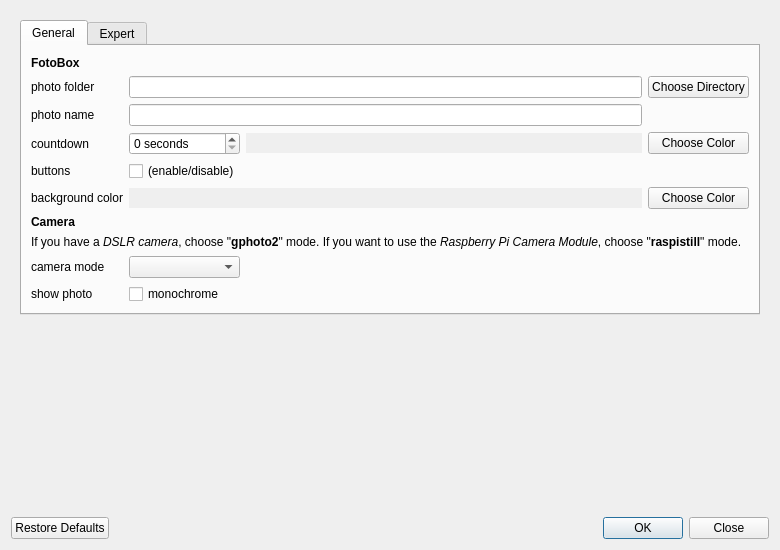
Old version of the form forms/preferences.ui in the repository tomikais/fotobox.
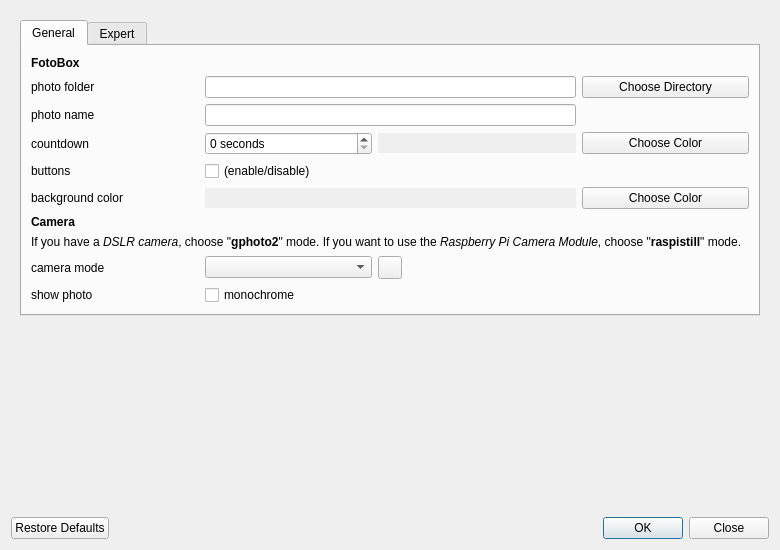
New version of the form.

Commit message: detect camera: add reload button, detect more then one camera, refactoring

Diff of the .ui file:
```diff
--- a/forms/preferences.ui
+++ b/forms/preferences.ui
@@ -41,14 +41,6 @@
       <bool>true</bool>
      </property>
      <widget class="QWidget" name="scrollAreaWidgetContents">
-      <property name="geometry">
-       <rect>
-        <x>0</x>
-        <y>0</y>
-        <width>756</width>
-        <height>486</height>
-       </rect>
-      </property>
       <property name="mouseTracking">
        <bool>true</bool>
       </property>
@@ -71,95 +63,27 @@
           <layout class="QVBoxLayout" name="verticalLayoutTabGeneral">
            <item>
             <layout class="QGridLayout" name="gridLayoutTabGeneral">
-             <item row="2" column="3">
-              <widget class="QPushButton" name="btnChooseDirectory">
+             <item row="7" column="0" colspan="5">
+              <widget class="QLabel" name="lblCameraInfo">
                <property name="text">
-                <string>Choose Directory</string>
+                <string>&lt;html&gt;&lt;head/&gt;&lt;body&gt;&lt;p&gt;If you have a &lt;span style=&quot; font-style:italic;&quot;&gt;DSLR camera&lt;/span&gt;, choose &amp;quot;&lt;span style=&quot; font-weight:600;&quot;&gt;gphoto2&lt;/span&gt;&amp;quot; mode. If you want to use the &lt;span style=&quot; font-style:italic;&quot;&gt;Raspberry Pi Camera Module&lt;/span&gt;, choose &amp;quot;&lt;span style=&quot; font-weight:600;&quot;&gt;raspistill&lt;/span&gt;&amp;quot; mode.&lt;/p&gt;&lt;/body&gt;&lt;/html&gt;</string>
                </property>
-              </widget>
-             </item>
-             <item row="4" column="2">
-              <widget class="QLineEdit" name="txtShowColorCD">
-               <property name="enabled">
-                <bool>false</bool>
-               </property>
-               <property name="focusPolicy">
-                <enum>Qt::NoFocus</enum>
-               </property>
-               <property name="frame">
-                <bool>false</bool>
-               </property>
-               <property name="alignment">
-                <set>Qt::AlignCenter</set>
-               </property>
-               <property name="readOnly">
+               <property name="wordWrap">
                 <bool>true</bool>
                </property>
               </widget>
              </item>
-             <item row="7" column="0">
-              <widget class="QLabel" name="lblCamera">
-               <property name="font">
-                <font>
-                 <weight>75</weight>
-                 <bold>true</bold>
-                </font>
-               </property>
-               <property name="text">
-                <string>Camera</string>
-               </property>
-              </widget>
-             </item>
-             <item row="2" column="0">
-              <widget class="QLabel" name="lblPhotoFolder">
-               <property name="text">
-                <string>photo folder</string>
-               </property>
-               <property name="buddy">
-                <cstring>btnChooseDirectory</cstring>
-               </property>
-              </widget>
-             </item>
-             <item row="6" column="3">
+             <item row="5" column="4">
               <widget class="QPushButton" name="btnChooseColorBG">
                <property name="text">
                 <string>Choose Color</string>
                </property>
               </widget>
              </item>
-             <item row="1" column="0">
-              <widget class="QLabel" name="lblGeneral">
-               <property name="font">
-                <font>
-                 <weight>75</weight>
-                 <bold>true</bold>
-                </font>
-               </property>
-               <property name="text">
-                <string>FotoBox</string>
-               </property>
-              </widget>
+             <item row="2" column="1" colspan="3">
+              <widget class="QLineEdit" name="txtPhotoName"/>
              </item>
-             <item row="6" column="1" colspan="2">
-              <widget class="QLineEdit" name="txtShowColorBG">
-               <property name="enabled">
-                <bool>false</bool>
-               </property>
-               <property name="focusPolicy">
-                <enum>Qt::NoFocus</enum>
-               </property>
-               <property name="frame">
-                <bool>false</bool>
-               </property>
-               <property name="alignment">
-                <set>Qt::AlignCenter</set>
-               </property>
-               <property name="readOnly">
-                <bool>true</bool>
-               </property>
-              </widget>
-             </item>
-             <item row="4" column="0">
+             <item row="3" column="0">
               <widget class="QLabel" name="lblCountdown">
                <property name="text">
                 <string>countdown</string>
@@ -169,61 +93,7 @@
                </property>
               </widget>
              </item>
-             <item row="8" column="0" colspan="4">
-              <widget class="QLabel" name="lblCameraInfo">
-               <property name="text">
-                <string>&lt;html&gt;&lt;head/&gt;&lt;body&gt;&lt;p&gt;If you have a &lt;span style=&quot; font-style:italic;&quot;&gt;DSLR camera&lt;/span&gt;, choose &amp;quot;&lt;span style=&quot; font-weight:600;&quot;&gt;gphoto2&lt;/span&gt;&amp;quot; mode. If you want to use the &lt;span style=&quot; font-style:italic;&quot;&gt;Raspberry Pi Camera Module&lt;/span&gt;, choose &amp;quot;&lt;span style=&quot; font-weight:600;&quot;&gt;raspistill&lt;/span&gt;&amp;quot; mode.&lt;/p&gt;&lt;/body&gt;&lt;/html&gt;</string>
-               </property>
-               <property name="wordWrap">
-                <bool>true</bool>
-               </property>
-              </widget>
-             </item>
-             <item row="5" column="1">
-              <widget class="QCheckBox" name="chbButtons">
-               <property name="text">
-                <string>(enable/disable)</string>
-               </property>
-              </widget>
-             </item>
-             <item row="4" column="1">
-              <widget class="QSpinBox" name="spbCountdown">
-               <property name="suffix">
-                <string> seconds</string>
-               </property>
-               <property name="maximum">
-                <number>9</number>
-               </property>
-              </widget>
-             </item>
-             <item row="3" column="1" colspan="2">
-              <widget class="QLineEdit" name="txtPhotoName"/>
-             </item>
-             <item row="2" column="1" colspan="2">
-              <widget class="QLineEdit" name="txtPhotoFolder">
-               <property name="focusPolicy">
-                <enum>Qt::ClickFocus</enum>
-               </property>
-               <property name="readOnly">
-                <bool>true</bool>
-               </property>
-              </widget>
-             </item>
-             <item row="4" column="3">
-              <widget class="QPushButton" name="btnChooseColorCD">
-               <property name="text">
-                <string>Choose Color</string>
-               </property>
-              </widget>
-             </item>
-             <item row="9" column="2" colspan="2">
-              <widget class="QLabel" name="lblCameraModeInfo">
-               <property name="wordWrap">
-                <bool>true</bool>
-               </property>
-              </widget>
-             </item>
-             <item row="5" column="0">
+             <item row="4" column="0">
               <widget class="QLabel" name="lblButtons">
                <property name="text">
                 <string>buttons</string>
@@ -233,17 +103,56 @@
                </property>
               </widget>
              </item>
+             <item row="1" column="1" colspan="3">
+              <widget class="QLineEdit" name="txtPhotoFolder">
+               <property name="focusPolicy">
+                <enum>Qt::NoFocus</enum>
+               </property>
+               <property name="readOnly">
+                <bool>true</bool>
+               </property>
+              </widget>
+             </item>
+             <item row="8" column="3" rowspan="2" colspan="2">
+              <widget class="QLabel" name="lblCameraModeInfo">
+               <property name="alignment">
+                <set>Qt::AlignLeading|Qt::AlignLeft|Qt::AlignTop</set>
+               </property>
+               <property name="wordWrap">
+                <bool>true</bool>
+               </property>
+              </widget>
+             </item>
+             <item row="5" column="1" colspan="3">
+              <widget class="QLineEdit" name="txtShowColorBG">
+               <property name="enabled">
+                <bool>false</bool>
+               </property>
+               <property name="focusPolicy">
+                <enum>Qt::NoFocus</enum>
+               </property>
+               <property name="frame">
+                <bool>false</bool>
+               </property>
+               <property name="alignment">
+                <set>Qt::AlignCenter</set>
+               </property>
+               <property name="readOnly">
+                <bool>true</bool>
+               </property>
+              </widget>
+             </item>
              <item row="9" column="0">
-              <widget class="QLabel" name="lblCameraMode">
+              <widget class="QLabel" name="lblGrayscale">
                <property name="text">
-                <string>camera mode</string>
+                <string>show photo</string>
                </property>
                <property name="buddy">
                 <cstring>cmbCameraMode</cstring>
                </property>
               </widget>
              </item>
-             <item row="3" column="0">
+             <item row="2" column="0">
               <widget class="QLabel" name="lblPhotoName">
                <property name="text">
                 <string>photo name</string>
@@ -253,36 +162,125 @@
                </property>
               </widget>
              </item>
-             <item row="6" column="0">
-              <widget class="QLabel" name="lblBackground">
+             <item row="1" column="4">
+              <widget class="QPushButton" name="btnChooseDirectory">
                <property name="text">
-                <string>background color</string>
+                <string>Choose Directory</string>
                </property>
-               <property name="buddy">
-                <cstring>btnChooseColorBG</cstring>
+              </widget>
+             </item>
+             <item row="4" column="1">
+              <widget class="QCheckBox" name="chbButtons">
+               <property name="text">
+                <string>(enable/disable)</string>
                </property>
               </widget>
              </item>
              <item row="9" column="1">
-              <widget class="QComboBox" name="cmbCameraMode"/>
-             </item>
-             <item row="10" column="0">
-              <widget class="QLabel" name="lblGrayscale">
-               <property name="text">
-                <string>show photo</string>
-               </property>
-               <property name="buddy">
-                <cstring>chbGrayscale</cstring>
-               </property>
-              </widget>
-             </item>
-             <item row="10" column="1">
               <widget class="QCheckBox" name="chbGrayscale">
                <property name="text">
                 <string>monochrome</string>
                </property>
               </widget>
              </item>
+             <item row="0" column="0">
+              <widget class="QLabel" name="lblGeneral">
+               <property name="font">
+                <font>
+                 <weight>75</weight>
+                 <bold>true</bold>
+                </font>
+               </property>
+               <property name="text">
+                <string>FotoBox</string>
+               </property>
+              </widget>
+             </item>
+             <item row="8" column="1">
+              <widget class="QComboBox" name="cmbCameraMode"/>
+             </item>
+             <item row="1" column="0">
+              <widget class="QLabel" name="lblPhotoFolder">
+               <property name="text">
+                <string>photo folder</string>
+               </property>
+               <property name="buddy">
+                <cstring>btnChooseDirectory</cstring>
+               </property>
+              </widget>
+             </item>
+             <item row="5" column="0">
+              <widget class="QLabel" name="lblBackground">
+               <property name="text">
+                <string>background color</string>
+               </property>
+               <property name="buddy">
+                <cstring>btnChooseColorBG</cstring>
+               </property>
+              </widget>
+             </item>
+             <item row="8" column="0">
+              <widget class="QLabel" name="lblCameraMode">
+               <property name="text">
+                <string>camera mode</string>
+               </property>
+               <property name="buddy">
+                <cstring>cmbCameraMode</cstring>
+               </property>
+              </widget>
+             </item>
+             <item row="6" column="0">
+              <widget class="QLabel" name="lblCamera">
+               <property name="font">
+                <font>
+                 <weight>75</weight>
+                 <bold>true</bold>
+                </font>
+               </property>
+               <property name="text">
+                <string>Camera</string>
+               </property>
+              </widget>
+             </item>
+             <item row="3" column="4">
+              <widget class="QPushButton" name="btnChooseColorCD">
+               <property name="text">
+                <string>Choose Color</string>
+               </property>
+              </widget>
+             </item>
+             <item row="3" column="1">
+              <widget class="QSpinBox" name="spbCountdown">
+               <property name="suffix">
+                <string> seconds</string>
+               </property>
+               <property name="maximum">
+                <number>9</number>
+               </property>
+              </widget>
+             </item>
+             <item row="8" column="2">
+              <widget class="QToolButton" name="btnCameraModeReload"/>
+             </item>
+             <item row="3" column="2" colspan="2">
+              <widget class="QLineEdit" name="txtShowColorCD">
+               <property name="enabled">
+                <bool>false</bool>
+               </property>
+               <property name="focusPolicy">
+                <enum>Qt::NoFocus</enum>
+               </property>
+               <property name="frame">
+                <bool>false</bool>
+               </property>
+               <property name="alignment">
+                <set>Qt::AlignCenter</set>
+               </property>
+               <property name="readOnly">
+                <bool>true</bool>
+               </property>
+              </widget>
+             </item>
             </layout>
            </item>
           </layout>
```
Left out of the diff: 9 changed lines with no effect on the pictures. The commit also changes 3 other files.
